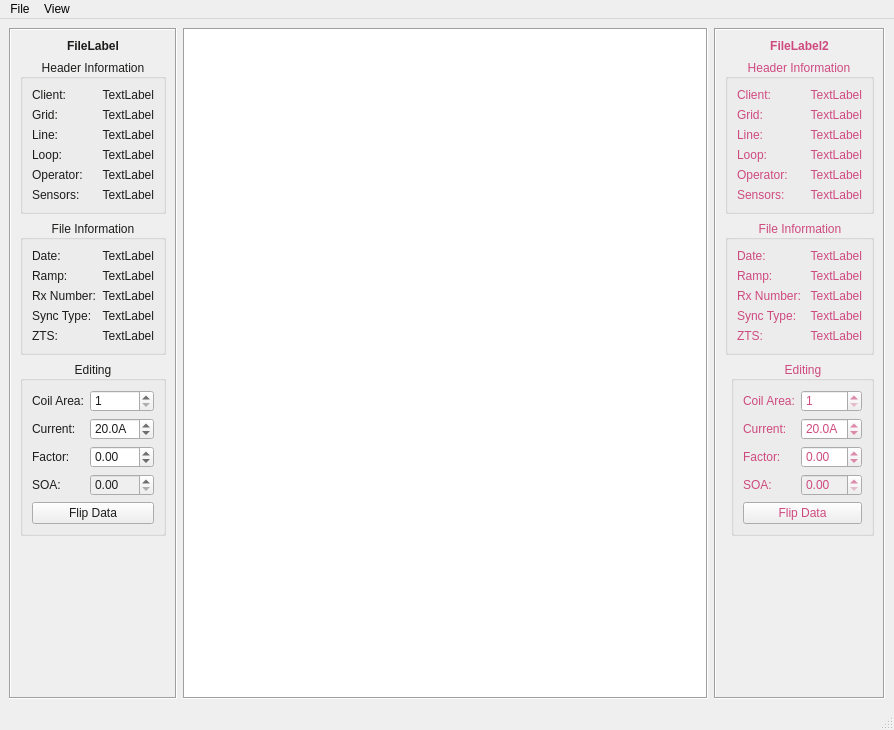
Old version of the form src/qt_ui/pem_merger.ui in the repository Eric-Meunier/Processor-Suite.
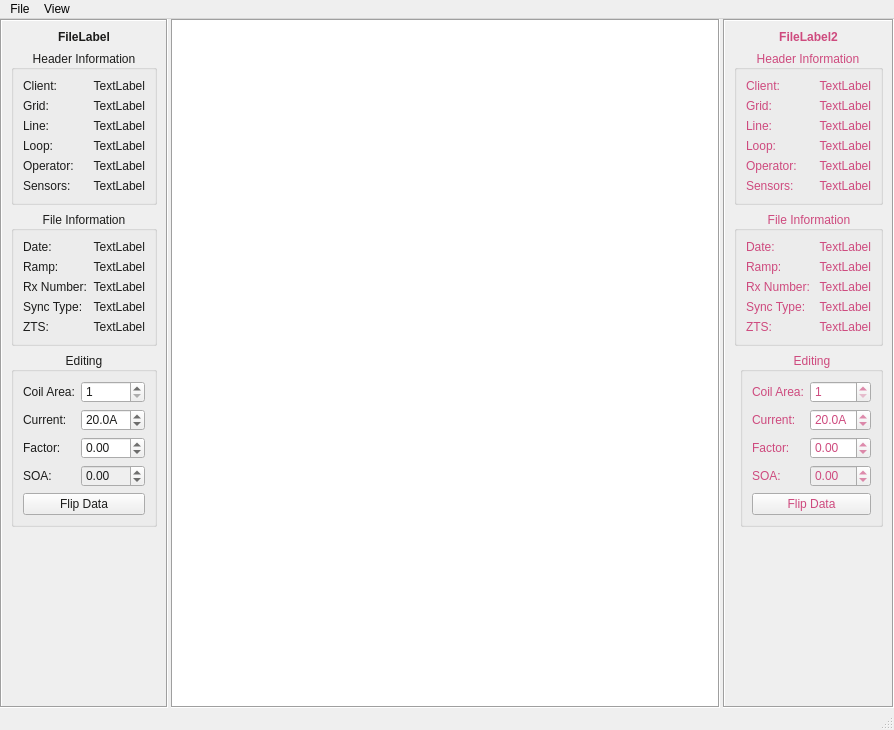
New version of the form. Custom widgets are drawn as their Qt base class.

```diff
--- a/src/qt_ui/pem_merger.ui
+++ b/src/qt_ui/pem_merger.ui
@@ -15,6 +15,21 @@
   </property>
   <widget class="QWidget" name="centralwidget">
    <layout class="QHBoxLayout" name="horizontalLayout">
+    <property name="spacing">
+     <number>3</number>
+    </property>
+    <property name="leftMargin">
+     <number>0</number>
+    </property>
+    <property name="topMargin">
+     <number>0</number>
+    </property>
+    <property name="rightMargin">
+     <number>0</number>
+    </property>
+    <property name="bottomMargin">
+     <number>0</number>
+    </property>
     <item>
      <widget class="QFrame" name="frame">
       <property name="sizePolicy">
@@ -478,6 +493,12 @@
             <property name="enabled">
              <bool>false</bool>
             </property>
+            <property name="minimum">
+             <double>-99.000000000000000</double>
+            </property>
+            <property name="maximum">
+             <double>99.000000000000000</double>
+            </property>
            </widget>
           </item>
           <item row="4" column="0" colspan="2">
@@ -999,6 +1020,12 @@
           </item>
           <item row="1" column="1">
            <widget class="QDoubleSpinBox" name="current_sbox_2">
+            <property name="font">
+             <font>
+              <weight>50</weight>
+              <bold>false</bold>
+             </font>
+            </property>
             <property name="suffix">
              <string>A</string>
             </property>
@@ -1060,6 +1087,12 @@
             <property name="enabled">
              <bool>false</bool>
             </property>
+            <property name="minimum">
+             <double>-99.000000000000000</double>
+            </property>
+            <property name="maximum">
+             <double>99.000000000000000</double>
+            </property>
            </widget>
           </item>
           <item row="3" column="0">
```
